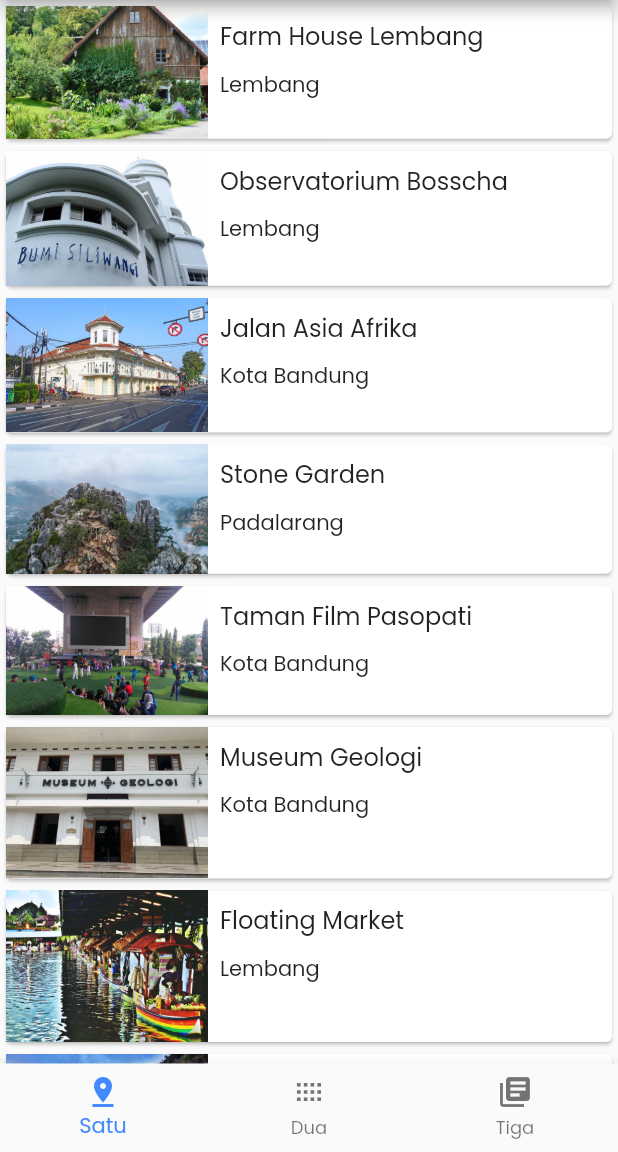
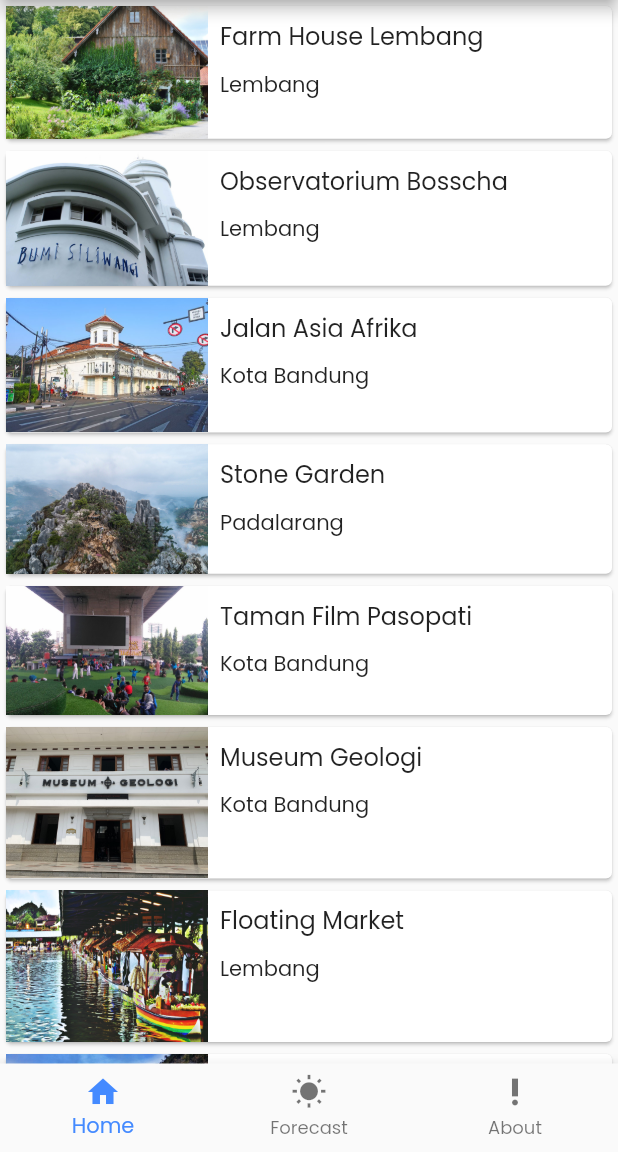
Before and after one commit to JenabB/flutter_pemula_submission, a Flutter app: the screen it shows after launch, on a phone screen of 412 x 824 dp, the part 84-1236 px from its top. Run offline on Flutter 3.47's test engine with Material 2 defaults, Android fonts, the phone set to English and light mode, and no system bars.

Commit message:
forecast

```diff
--- a/lib/about.dart
+++ b/lib/about.dart
@@ -6,7 +6,31 @@ class About extends StatelessWidget {
     return Scaffold(
        body: Column(
         children: <Widget>[
-          Text('Farm House Lembang'),
+          Container(
+            decoration: new BoxDecoration(
+        boxShadow: [
+            // color: Colors.white, //background color of box
+          BoxShadow(
+            color: Colors.red,
+            blurRadius: 25.0, // soften the shadow
+            spreadRadius: 5.0, //extend the shadow
+            offset: Offset(
+              15.0, // Move to right 10  horizontally
+              15.0, // Move to bottom 10 Vertically
+            ),
+          )
+        ],
+    ),
+              padding: EdgeInsets.all(16.0),
+              child: Text(
+                'PagarAlam Travel is an application that helps travelers find out about various interesting destinations from the city of PagarAlam ranging from baths, parks and restaurants, there is a weather forecast feature that gives an overview of the weather conditions for the next 5 days so that travelers can plan trips without fear of rain and others using the API from openweathermap.org',
+                textAlign: TextAlign.center,
+                style: TextStyle(
+                  fontSize: 16.0,
+
+                ),
+              ),
+            ),
         ],
       ),
     );
--- a/lib/bottom_navigation.dart
+++ b/lib/bottom_navigation.dart
@@ -1,7 +1,7 @@
 import 'package:flutter/material.dart';
 import 'package:flutter_pemula_submission/mainscreen.dart';
 import 'package:flutter_pemula_submission/about.dart';
-
+import 'package:flutter_pemula_submission/get_weather.dart';
 class Halamannav extends StatefulWidget {
   @override
   _HalamannavState createState() => _HalamannavState();
@@ -12,7 +12,7 @@ class _HalamannavState extends State {
 
   final _widgetOptions = [
     MainScreen(),
-    MainScreen(),
+    BelajarGetData(),
     About(),
   ];
 
@@ -23,16 +23,16 @@ class _HalamannavState extends State {
       bottomNavigationBar: BottomNavigationBar(
           items: [
             BottomNavigationBarItem(
-              icon: Icon(Icons.pin_drop),
-              title: Text('Satu'),
+              icon: Icon(Icons.home),
+              title: Text('Home'),
             ),
             BottomNavigationBarItem(
-              icon: Icon(Icons.view_compact),
-              title: Text('Dua'),
+              icon: Icon(Icons.wb_sunny),
+              title: Text('Forecast'),
             ),
             BottomNavigationBarItem(
-              icon: Icon(Icons.library_books),
-              title: Text('Tiga'),
+              icon: Icon(Icons.priority_high),
+              title: Text('About'),
             ),
           ],
           type: BottomNavigationBarType.fixed,
--- /dev/null
+++ b/lib/get_weather.dart
@@ -0,0 +1,36 @@
+import 'package:flutter/material.dart';
+import 'package:http/http.dart' as http;
+import 'dart:convert';
+import 'package:flutter/foundation.dart';
+
+class BelajarGetData extends StatelessWidget {
+  final String apiUrl =
+      "https://api.openweathermap.org/data/2.5/weather?q=pagaralam&units=metric&APPID=3e7d51461c99408ff6f959ee54750877";
+  Future<List<dynamic>> _fecthDataUsers() async {
+
+    var result = await http.get(Uri.parse(apiUrl));
+     debugPrint(json.decode(result.body));
+    return json.decode(result.body);
+  }
+
+  @override
+  Widget build(BuildContext context) {
+    return Scaffold(
+      appBar: AppBar(
+        title: Text('Belajar GET HTTP'),
+      ),
+      body: Container(
+        child: FutureBuilder<List<dynamic>>(
+          future: _fecthDataUsers(),
+          builder: (BuildContext context, AsyncSnapshot snapshot) {
+            if (snapshot.hasData) {
+              return Text(snapshot.data!);
+            } else {
+              return Center(child: CircularProgressIndicator());
+            }
+          },
+        ),
+      ),
+    );
+  }
+}
--- a/lib/mainscreen.dart
+++ b/lib/mainscreen.dart
@@ -14,6 +14,7 @@ class MainScreen extends StatelessWidget {
           backgroundColor: Colors.teal,
           title: Text(
             'PagarAlam Travel',
+            textAlign: TextAlign.center,
             style: TextStyle(color: Colors.white),
           )),
      body: LayoutBuilder(
--- /dev/null
+++ b/lib/model/feed_data.dart
@@ -0,0 +1,144 @@
+class WisataData {
+  String name;
+  String location;
+  String description;
+  String openDays;
+  String openTime;
+  String ticketPrice;
+  String imageAsset;
+  List<String> imageUrls;
+
+  WisataData({
+    required this.name,
+    required this.location,
+    required this.description,
+    required this.openDays,
+    required this.openTime,
+    required this.ticketPrice,
+    required this.imageAsset,
+    required this.imageUrls,
+  });
+}
+
+var wisataDataList = [
+  WisataData(
+    name: 'Farm House Lembang',
+    location: 'Lembang',
+    description:
+        'Berada di jalur utama Bandung-Lembang, Farm House menjadi objek wisata yang tidak pernah sepi pengunjung. Selain karena letaknya strategis, kawasan ini juga menghadirkan nuansa wisata khas Eropa. Semua itu diterapkan dalam bentuk spot swafoto Instagramable.',
+    openDays: 'Everyday',
+    openTime: '09:00 - 20:00',
+    ticketPrice: 'Rp 25000',
+    imageAsset: 'images/farm-house.jpg',
+    imageUrls: [
+      'https://media-cdn.tripadvisor.com/media/photo-s/0d/7c/59/70/farmhouse-lembang.jpg',
+      'https://media-cdn.tripadvisor.com/media/photo-w/13/f0/22/f6/photo3jpg.jpg',
+      'https://media-cdn.tripadvisor.com/media/photo-m/1280/16/a9/33/43/liburan-di-farmhouse.jpg'
+    ],
+  ),
+  WisataData(
+    name: 'Observatorium Bosscha',
+    location: 'Lembang',
+    description:
+        'Memiliki beberapa teleskop, antara lain, Refraktor Ganda Zeiss, Schmidt Bimasakti, Refraktor Bamberg, Cassegrain GOTO, dan Teleskop Surya. Refraktor Ganda Zeiss adalah jenis teleskop terbesar untuk meneropong bintang. Benda ini diletakkan pada atap kubah sehingga saat teropong digunakan, atap tersebut harus dibuka. Observatorium Bosscha boleh dikunjungi oleh siapa pun, tanpa tiket. Namun, bagi yang ingin menggunakan teleskop Zeiss, wajib mendaftarkan diri. Untuk instansi atau lembaga pendidikan, diberikan jadwal hari Selasa sampai Jumat. Sementara itu, kunjungan individu dibuka setiap hari Sabtu.',
+    openDays: 'Tuesday - Saturday',
+    openTime: '09:00 - 14:30',
+    ticketPrice: 'Rp 20000',
+    imageAsset: 'images/bosscha.jpg',
+    imageUrls: [
+      'https://media-cdn.tripadvisor.com/media/photo-o/12/6b/63/0b/bosscha-observatory.jpg',
+      'https://media-cdn.tripadvisor.com/media/photo-p/0d/6a/88/9b/photo3jpg.jpg',
+      'https://media-cdn.tripadvisor.com/media/photo-o/11/3f/04/39/p-20171111-110220-largejpg.jpg',
+    ],
+  ),
+  WisataData(
+    name: 'Jalan Asia Afrika',
+    location: 'Kota Bandung',
+    description:
+        'Jalan Asia Afrika di Bandung memiliki kaitan yang sangat erat dengan pendirian kota Kembang ini. Karena pada saat itu, Gubernur Jenderal Herman Willem Deaendels dari Belanda menancapkan tongkatnya saat memerintahkan pendirian kota ini, yang kemudian diabadikan menjadi tugu Bandung Nol Kilometer.',
+    openDays: 'Everyday',
+    openTime: '24 hours',
+    ticketPrice: 'Free',
+    imageAsset: 'images/jalan-asia-afrika.jpg',
+    imageUrls: [
+      'https://media-cdn.tripadvisor.com/media/photo-o/0d/c2/e7/e6/quotes-kota-bandung.jpg',
+      'https://media-cdn.tripadvisor.com/media/photo-w/17/f4/44/01/jalan-asia-afrika.jpg',
+      'https://media-cdn.tripadvisor.com/media/photo-s/0a/ef/36/e2/jalan-asia-afrika.jpg',
+    ],
+  ),
+  WisataData(
+    name: 'Stone Garden',
+    location: 'Padalarang',
+    description:
+        'Stone Garden atau Taman Batu di Padalarang – Bandung ini adalah nama secara harafiah untuk apa yang akan kita lihat jika berada di sana. Hamparan batu yang artistik membuat kita merasa tidak sedang berada di Bandung, apalagi di Padalarang. Hamparan batu yang dimaksud bukan terhampar begitu saja di atas tanah luas yang menjadi permukaannya. Batu-batu besar yang ukuran pastinya bervariasi tersusun seperti memiliki suatu formasi matematis.',
+    openDays: 'Everyday',
+    openTime: '06:00 - 17:00',
+    ticketPrice: 'Rp 3000',
+    imageAsset: 'images/stone-garden.jpg',
+    imageUrls: [
+      'https://media-cdn.tripadvisor.com/media/photo-o/15/01/d7/4b/p-20180510-153310-01.jpg',
+      'https://media-cdn.tripadvisor.com/media/photo-w/15/68/00/32/stone-garden-citatah.jpg',
+      'https://media-cdn.tripadvisor.com/media/photo-o/0d/a2/cb/05/stone-garden-citatah.jpg',
+    ],
+  ),
+  WisataData(
+    name: 'Taman Film Pasopati',
+    location: 'Kota Bandung',
+    description:
+        'Menjadi salah satu tempat wisata di Bandung yang favorit, tentu Taman Film ini memiliki fasilitas cukup memadai. Pemberian fasilitas ini memiliki harapan para pengunjung akan merasa nyaman dan tak segan2 untuk kembali berkunjung terus menerus kesini. Beberapa fasilitas taman yang bisa kamu nikmati diantaranya seperti layar videotron besar berukuran 4×8 untuk memutar berbagai macam pilihan film seperti Film Indonesia, Bollywood, Korea, ataupun Indie Bandung.',
+    openDays: 'Everyday',
+    openTime: '24 hours',
+    ticketPrice: 'Free',
+    imageAsset: 'images/taman-film.jpg',
+    imageUrls: [
+      'https://media-cdn.tripadvisor.com/media/photo-o/08/8b/87/50/bandung-movie-park.jpg',
+      'https://media-cdn.tripadvisor.com/media/photo-o/17/67/d5/53/img-20190505-114509-largejpg.jpg',
+      'https://media-cdn.tripadvisor.com/media/photo-w/09/73/33/05/taman-film-pasopati.jpg',
+    ],
+  ),
+  WisataData(
+    name: 'Museum Geologi',
+    location: 'Kota Bandung',
+    description:
+        'Museum Geologi didirikan pada tanggal 16 Mei 1929. Museum ini telah direnovasi dengan dana bantuan dari JICA (Japan International Cooperation Agency). Setelah mengalami renovasi, Museum Geologi dibuka kembali dan diresmikan oleh Wakil Presiden RI, Megawati Soekarnoputri pada tanggal 23 Agustus 2000. Sebagai salah satu monumen bersejarah, museum berada di bawah perlindungan pemerintah dan merupakan peninggalan nasional. Dalam Museum ini, tersimpan dan dikelola materi-materi geologi yang berlimpah, seperti fosil, batuan, mineral. Kesemuanya itu dikumpulkan selama kerja lapangan di Indonesia sejak 1850.',
+    openDays: 'Saturday - Thursday',
+    openTime: '09:00 - 15:30',
+    ticketPrice: 'Rp 3000',
+    imageAsset: 'images/museum-geologi.jpg',
+    imageUrls: [
+      'https://media-cdn.tripadvisor.com/media/photo-w/19/1c/8e/f7/geology-museum.jpg',
+      'https://media-cdn.tripadvisor.com/media/photo-o/11/a7/35/b7/geology-museum.jpg',
+      'https://media-cdn.tripadvisor.com/media/photo-s/1a/55/e0/dc/geology-museum.jpg',
+    ],
+  ),
+  WisataData(
+    name: 'Floating Market',
+    location: 'Lembang',
+    description:
+        'Tempat wisata ini sepertinya memang ditujukan untuk wisata keluarga di Bandung. Di sini kita bisa menikmati suasana kawasan yang tertata rapi dan alami. Pada awalnya, floating market Lembang tidak begitu luas. Tapi sekarang sudah ekspansi dan memiliki banyak objek menarik baru. Nama floating market ini sepertinya merujuk pada stand tempat jualan makanan yang berada dalam perahu.',
+    openDays: 'Everyday',
+    openTime: '09:00 - 17:00',
+    ticketPrice: 'Rp 20000',
+    imageAsset: 'images/floating-market.png',
+    imageUrls: [
+      'https://media-cdn.tripadvisor.com/media/photo-o/17/f9/ff/f8/floating-market-bandung.jpg',
+      'https://media-cdn.tripadvisor.com/media/photo-p/1a/86/d3/cd/20200103-125059-largejpg.jpg',
+      'https://media-cdn.tripadvisor.com/media/photo-p/19/ce/b4/9b/img20181224120857-largejpg.jpg',
+    ],
+  ),
+  WisataData(
+    name: 'Kawah Putih',
+    location: 'Ciwidey',
+    description:
+        'Kawah Putih adalah tempat wisata di Bandung yang paling terkenal. Berlokasi di Ciwidey, Jawa Barat, kurang lebih sekitar 50 KM arah selatan kota Bandung, Kawah Putih adalah sebuah danau yang terbentuk akibat dari letusan Gunung Patuha. Sesuai dengan namanya, tanah yang ada di kawasan ini berwarna putih akibat dari pencampuran unsur belerang.',
+    openDays: 'Everyday',
+    openTime: '07:00 - 17:00',
+    ticketPrice: 'Rp 15000',
+    imageAsset: 'images/kawah-putih.jpg',
+    imageUrls: [
+      'https://media-cdn.tripadvisor.com/media/photo-o/0b/6e/7c/ce/rocks-sticking-out-of.jpg',
+      'https://media-cdn.tripadvisor.com/media/photo-p/0b/35/30/14/white-crater.jpg',
+      'https://media-cdn.tripadvisor.com/media/photo-o/0a/8b/9a/79/2945-t00572-www-initempatwisat.jpg',
+    ],
+  ),
+];
--- a/pubspec.yaml
+++ b/pubspec.yaml
@@ -27,6 +27,7 @@ dependencies:
   # The following adds the Cupertino Icons font to your application.
   # Use with the CupertinoIcons class for iOS style icons.
   cupertino_icons: ^1.0.2
+  http: ^0.13.3
 
 dev_dependencies:
   flutter_test:
```
Also changed, not shown: pubspec.lock.
